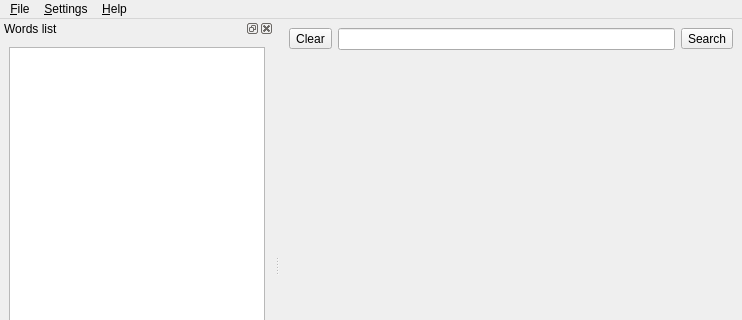
Before: the Qt Designer form qstardict/mainwindow.ui in a-rodin/qstardict, drawn with Qt 5; both pictures show x 0 to 742 and y 0 to 320 of the 742 by 511 pixel window.
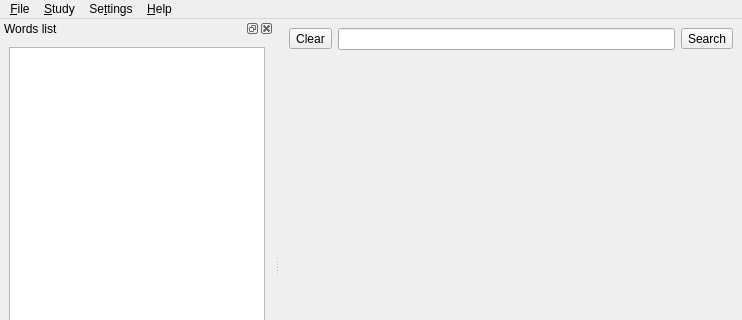
After: the same form once the commit is applied. Icons and pictures are not drawn. Custom widgets are drawn as their Qt base class.

```diff
--- a/qstardict/mainwindow.ui
+++ b/qstardict/mainwindow.ui
@@ -103,39 +103,47 @@
     </layout>
    </widget>
   </widget>
-  <widget class="QMenuBar" name="menubar" >
-   <property name="geometry" >
+  <widget class="QMenuBar" name="menubar">
+   <property name="geometry">
     <rect>
      <x>0</x>
      <y>0</y>
      <width>742</width>
-     <height>22</height>
+     <height>24</height>
     </rect>
    </property>
-   <widget class="QMenu" name="menu_File" >
-    <property name="title" >
+   <widget class="QMenu" name="menu_File">
+    <property name="title">
      <string>&amp;File</string>
     </property>
     <addaction name="actionQuit" />
    </widget>
-   <widget class="QMenu" name="menuHelp" >
-    <property name="title" >
+   <widget class="QMenu" name="menuHelp">
+    <property name="title">
      <string>&amp;Help</string>
     </property>
     <addaction name="actionHelp" />
     <addaction name="actionAbout" />
     <addaction name="actionAboutQt" />
    </widget>
-   <widget class="QMenu" name="menu_Options" >
-    <property name="title" >
-     <string>&amp;Settings</string>
+   <widget class="QMenu" name="menu_Options">
+    <property name="title">
+     <string>Se&amp;ttings</string>
     </property>
     <addaction name="actionScan" />
     <addaction name="actionSettings" />
    </widget>
-   <addaction name="menu_File" />
-   <addaction name="menu_Options" />
-   <addaction name="menuHelp" />
+   <widget class="QMenu" name="menuS_tudy">
+    <property name="title">
+     <string>&amp;Study</string>
+    </property>
+    <addaction name="actionStudyWords"/>
+    <addaction name="actionVocabulary"/>
+   </widget>
+   <addaction name="menu_File"/>
+   <addaction name="menuS_tudy"/>
+   <addaction name="menu_Options"/>
+   <addaction name="menuHelp"/>
   </widget>
   <action name="actionQuit" >
    <property name="icon" >
```
Left out of the diff: 186 changed lines with no effect on the pictures.
